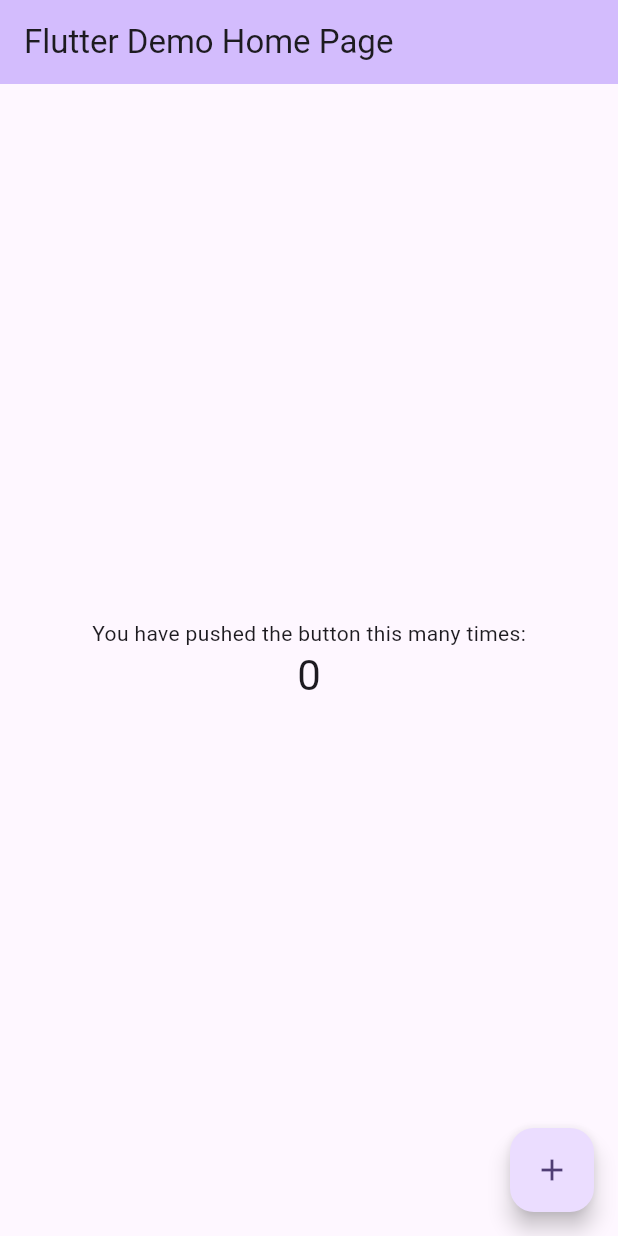
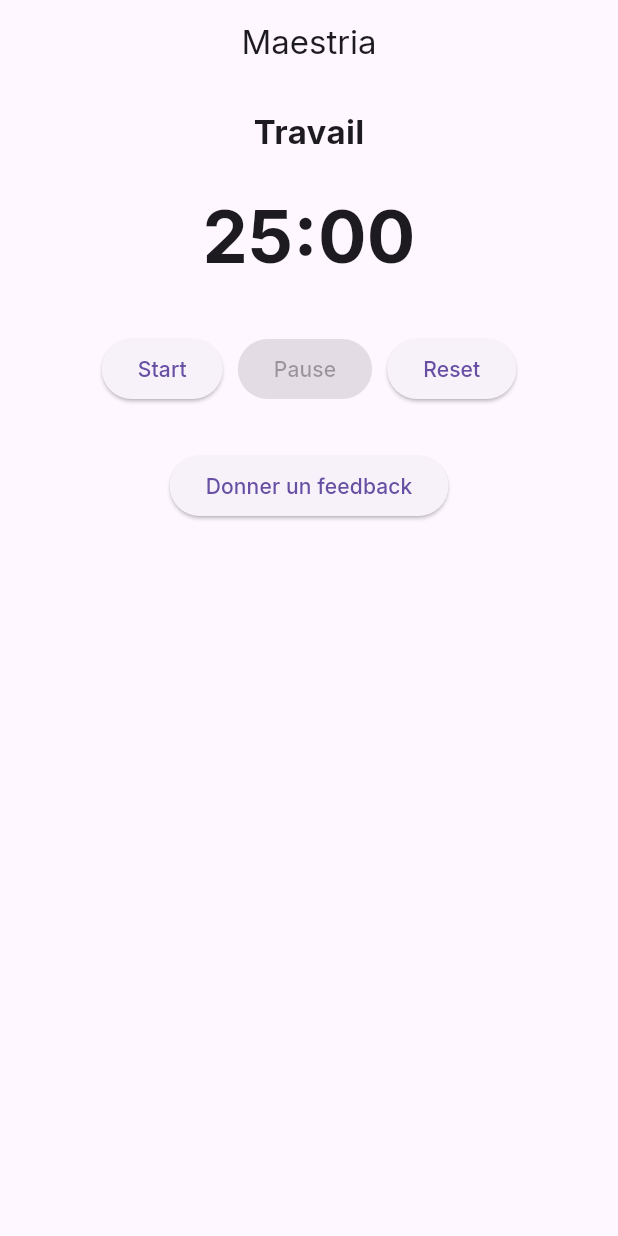
Before and after one commit to newton2k06/Maestria, a Flutter app: the screen it shows after launch, on a phone screen of 412 x 824 dp. Run offline on Flutter 3.47's test engine with Material 3 defaults, Android fonts, the phone set to English and light mode, and no system bars; our stand-ins replace google_fonts.

Commit message:
premier version en ligne

```diff
--- a/lib/main.dart
+++ b/lib/main.dart
@@ -1,122 +1,30 @@
 import 'package:flutter/material.dart';
+import 'package:provider/provider.dart';
+import 'package:google_fonts/google_fonts.dart';
+
+import 'providers/timer_provider.dart';
+import 'screens/home_screen.dart';
 
 void main() {
-  runApp(const MyApp());
+  runApp(const MaestriaApp());
 }
 
-class MyApp extends StatelessWidget {
-  const MyApp({super.key});
+class MaestriaApp extends StatelessWidget {
+  const MaestriaApp({super.key});
 
-  // This widget is the root of your application.
   @override
   Widget build(BuildContext context) {
-    return MaterialApp(
-      title: 'Flutter Demo',
-      theme: ThemeData(
-        // This is the theme of your application.
-        //
-        // TRY THIS: Try running your application with "flutter run". You'll see
-        // the application has a purple toolbar. Then, without quitting the app,
-        // try changing the seedColor in the colorScheme below to Colors.green
-        // and then invoke "hot reload" (save your changes or press the "hot
-        // reload" button in a Flutter-supported IDE, or press "r" if you used
-        // the command line to start the app).
-        //
-        // Notice that the counter didn't reset back to zero; the application
-        // state is not lost during the reload. To reset the state, use hot
-        // restart instead.
-        //
-        // This works for code too, not just values: Most code changes can be
-        // tested with just a hot reload.
-        colorScheme: ColorScheme.fromSeed(seedColor: Colors.deepPurple),
+    return ChangeNotifierProvider(
+      create: (_) => TimerProvider(),
+      child: MaterialApp(
+        debugShowCheckedModeBanner: false,
+        title: 'Maestria',
+        theme: ThemeData(
+          primarySwatch: Colors.indigo,
+          textTheme: GoogleFonts.interTextTheme(),
+        ),
+        home: const HomeScreen(),
       ),
-      home: const MyHomePage(title: 'Flutter Demo Home Page'),
     );
   }
 }
-
-class MyHomePage extends StatefulWidget {
-  const MyHomePage({super.key, required this.title});
-
-  // This widget is the home page of your application. It is stateful, meaning
-  // that it has a State object (defined below) that contains fields that affect
-  // how it looks.
-
-  // This class is the configuration for the state. It holds the values (in this
-  // case the title) provided by the parent (in this case the App widget) and
-  // used by the build method of the State. Fields in a Widget subclass are
-  // always marked "final".
-
-  final String title;
-
-  @override
-  State<MyHomePage> createState() => _MyHomePageState();
-}
-
-class _MyHomePageState extends State<MyHomePage> {
-  int _counter = 0;
-
-  void _incrementCounter() {
-    setState(() {
-      // This call to setState tells the Flutter framework that something has
-      // changed in this State, which causes it to rerun the build method below
-      // so that the display can reflect the updated values. If we changed
-      // _counter without calling setState(), then the build method would not be
-      // called again, and so nothing would appear to happen.
-      _counter++;
-    });
-  }
-
-  @override
-  Widget build(BuildContext context) {
-    // This method is rerun every time setState is called, for instance as done
-    // by the _incrementCounter method above.
-    //
-    // The Flutter framework has been optimized to make rerunning build methods
-    // fast, so that you can just rebuild anything that needs updating rather
-    // than having to individually change instances of widgets.
-    return Scaffold(
-      appBar: AppBar(
-        // TRY THIS: Try changing the color here to a specific color (to
-        // Colors.amber, perhaps?) and trigger a hot reload to see the AppBar
-        // change color while the other colors stay the same.
-        backgroundColor: Theme.of(context).colorScheme.inversePrimary,
-        // Here we take the value from the MyHomePage object that was created by
-        // the App.build method, and use it to set our appbar title.
-        title: Text(widget.title),
-      ),
-      body: Center(
-        // Center is a layout widget. It takes a single child and positions it
-        // in the middle of the parent.
-        child: Column(
-          // Column is also a layout widget. It takes a list of children and
-          // arranges them vertically. By default, it sizes itself to fit its
-          // children horizontally, and tries to be as tall as its parent.
-          //
-          // Column has various properties to control how it sizes itself and
-          // how it positions its children. Here we use mainAxisAlignment to
-          // center the children vertically; the main axis here is the vertical
-          // axis because Columns are vertical (the cross axis would be
-          // horizontal).
-          //
-          // TRY THIS: Invoke "debug painting" (choose the "Toggle Debug Paint"
-          // action in the IDE, or press "p" in the console), to see the
-          // wireframe for each widget.
-          mainAxisAlignment: MainAxisAlignment.center,
-          children: <Widget>[
-            const Text('You have pushed the button this many times:'),
-            Text(
-              '$_counter',
-              style: Theme.of(context).textTheme.headlineMedium,
-            ),
-          ],
-        ),
-      ),
-      floatingActionButton: FloatingActionButton(
-        onPressed: _incrementCounter,
-        tooltip: 'Increment',
-        child: const Icon(Icons.add),
-      ), // This trailing comma makes auto-formatting nicer for build methods.
-    );
-  }
-}
--- /dev/null
+++ b/lib/screens/home_screen.dart
@@ -0,0 +1,115 @@
+import 'package:flutter/material.dart';
+import 'package:provider/provider.dart';
+import '../providers/timer_provider.dart';
+
+class HomeScreen extends StatelessWidget {
+  const HomeScreen({super.key});
+
+  String formatTime(int seconds) {
+    final minutes = (seconds ~/ 60).toString().padLeft(2, '0');
+    final secs = (seconds % 60).toString().padLeft(2, '0');
+    return "$minutes:$secs";
+  }
+
+  @override
+  Widget build(BuildContext context) {
+    final timer = Provider.of<TimerProvider>(context);
+
+    return Scaffold(
+      appBar: AppBar(
+        title: const Text("Maestria"),
+        centerTitle: true,
+      ),
+      body: Padding(
+        padding: const EdgeInsets.all(16),
+        child: Column(
+          mainAxisAlignment: MainAxisAlignment.center,
+          children: [
+            Text(
+              timer.currentSession == SessionType.work
+                  ? "Travail"
+                  : timer.currentSession == SessionType.shortBreak
+                  ? "Pause courte"
+                  : "Pause longue",
+              style: const TextStyle(fontSize: 22, fontWeight: FontWeight.bold),
+            ),
+            const SizedBox(height: 20),
+            Text(
+              formatTime(timer.remainingSeconds),
+              style: const TextStyle(fontSize: 48, fontWeight: FontWeight.bold),
+            ),
+            const SizedBox(height: 30),
+            Row(
+              mainAxisAlignment: MainAxisAlignment.center,
+              children: [
+                ElevatedButton(
+                  onPressed: timer.isRunning ? null : timer.startTimer,
+                  child: const Text("Start"),
+                ),
+                const SizedBox(width: 10),
+                ElevatedButton(
+                  onPressed: timer.isRunning ? timer.pauseTimer : null,
+                  child: const Text("Pause"),
+                ),
+                const SizedBox(width: 10),
+                ElevatedButton(
+                  onPressed: timer.resetTimer,
+                  child: const Text("Reset"),
+                ),
+              ],
+            ),
+            const SizedBox(height: 30),
+            ElevatedButton(
+              onPressed: () {
+                showDialog(
+                  context: context,
+                  builder: (_) => AlertDialog(
+                    title: const Text("Feedback"),
+                    content: Column(
+                      mainAxisSize: MainAxisSize.min,
+                      children: [
+                        ElevatedButton(
+                          onPressed: () {
+                            timer.addFeedback("Facile");
+                            Navigator.pop(context);
+                          },
+                          child: const Text("Facile"),
+                        ),
+                        ElevatedButton(
+                          onPressed: () {
+                            timer.addFeedback("Moyen");
+                            Navigator.pop(context);
+                          },
+                          child: const Text("Moyen"),
+                        ),
+                        ElevatedButton(
+                          onPressed: () {
+                            timer.addFeedback("Difficile");
+                            Navigator.pop(context);
+                          },
+                          child: const Text("Difficile"),
+                        ),
+                      ],
+                    ),
+                  ),
+                );
+              },
+              child: const Text("Donner un feedback"),
+            ),
+            const SizedBox(height: 30),
+            Expanded(
+              child: ListView.builder(
+                itemCount: timer.history.length,
+                itemBuilder: (context, index) {
+                  return ListTile(
+                    title: Text(timer.history[index]),
+                  );
+                },
+              ),
+            ),
+          ],
+        ),
+      ),
+    );
+  }
+}
--- a/pubspec.yaml
+++ b/pubspec.yaml
@@ -30,6 +30,8 @@ environment:
 dependencies:
   flutter:
     sdk: flutter
+  provider:
+  google_fonts:
 
   # The following adds the Cupertino Icons font to your application.
   # Use with the CupertinoIcons class for iOS style icons.
```
Also changed, not shown: lib/providers/timer_provider.dart (added, +83 -0 lines), lib/models/session.dart (added), lib/widgets/history_list.dart (added), lib/widgets/timer_display.dart (added), pubspec.lock, 2 other files.
